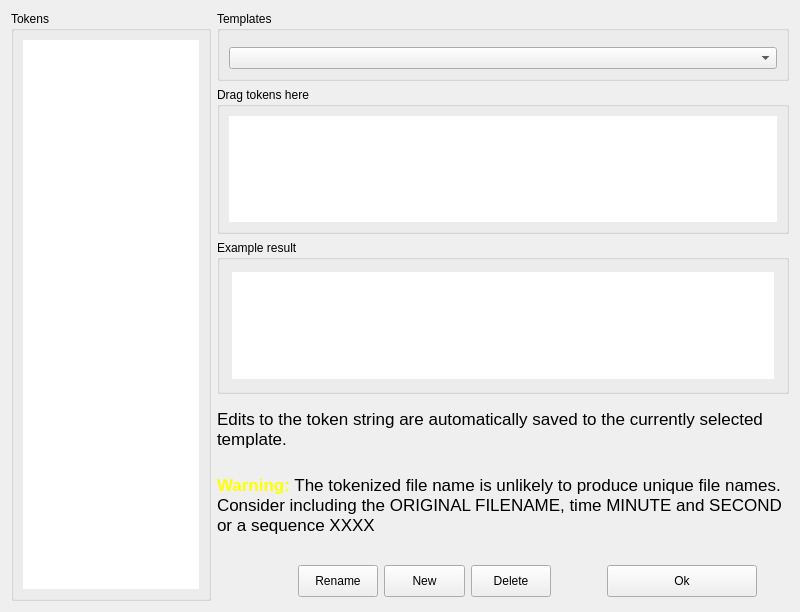
First picture: the form in Dialogs/tokendlg.ui, repository towhee/Winnow64, before the edit.
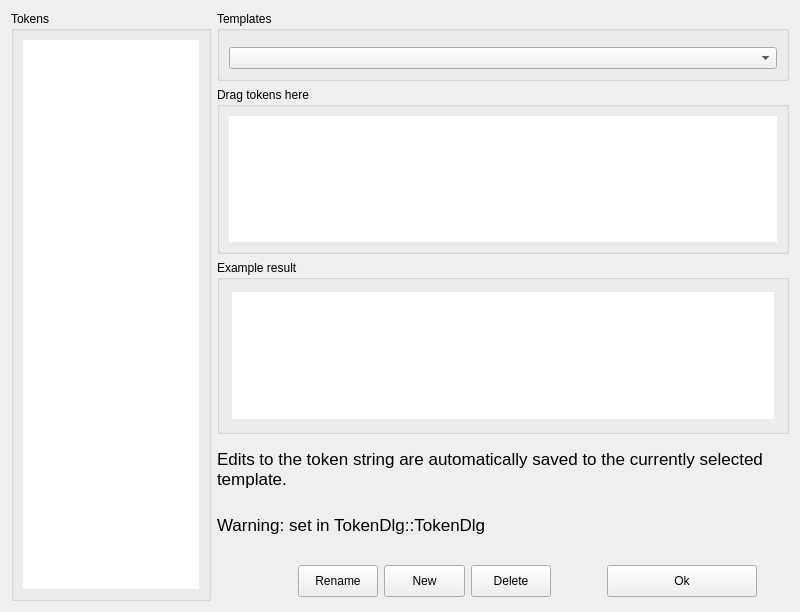
Second picture: the form after the edit. Custom widgets are drawn as their Qt base class.

Commit message: Define all color in widgetcss.cpp

```diff
--- a/Dialogs/tokendlg.ui
+++ b/Dialogs/tokendlg.ui
@@ -317,7 +317,7 @@
             </font>
            </property>
            <property name="text">
-            <string>&lt;html&gt;&lt;head/&gt;&lt;body&gt;&lt;p&gt;&lt;span style=&quot; font-weight:600; color:#ffff00;&quot;&gt;Warning:&lt;/span&gt; The tokenized file name is unlikely to produce unique file names. Consider including the ORIGINAL FILENAME, time MINUTE and SECOND or a sequence XXXX&lt;/p&gt;&lt;/body&gt;&lt;/html&gt;</string>
+            <string>Warning: set in TokenDlg::TokenDlg</string>
            </property>
            <property name="alignment">
             <set>Qt::AlignLeading|Qt::AlignLeft|Qt::AlignTop</set>
```
The commit also changes 60 other files.
